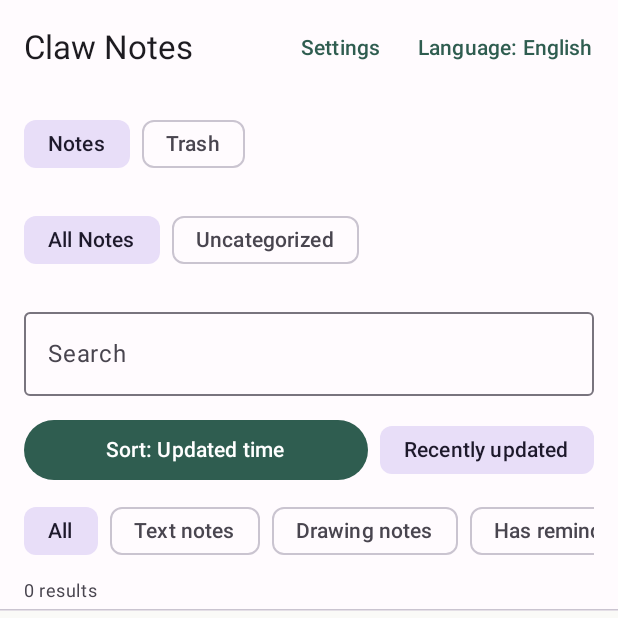
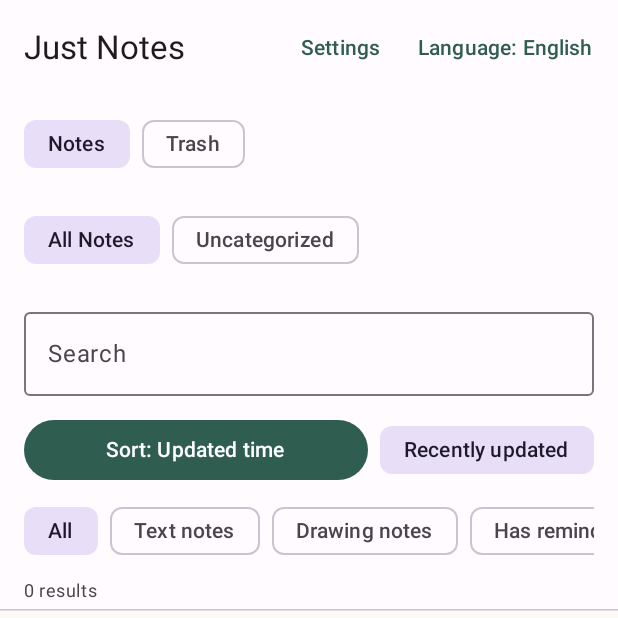
Before and after one commit to BrianYeh/android-notepad-mvp, an Android app built with Jetpack Compose: the screen it shows after launch (MainActivity), on a phone screen of 412 x 824 dp, the top half of it. Run offline under Robolectric (Android 15) with nearby library versions, the phone set to English and light mode, and no system bars; our stand-ins replace Room's generated code; libraries missing offline, so code that uses them is left out: com.google.mlkit.vision, java.util.concurrent.

Commit message:
Rename app to Just Notes

```diff
--- a/app/src/main/java/com/example/notepad/ui/NotepadApp.kt
+++ b/app/src/main/java/com/example/notepad/ui/NotepadApp.kt
@@ -166,7 +166,7 @@ private sealed interface AppScreen {
     data class DrawingEditor(val noteId: Long) : AppScreen
 }
 
-private const val BACKUP_FILE_NAME = "claw-notes-backup.json"
+private const val BACKUP_FILE_NAME = "just-notes-backup.json"
 private const val DEFAULT_DRAWING_EXPORT_WIDTH = 1080
 private const val DEFAULT_DRAWING_EXPORT_HEIGHT = 1440
 private const val MAX_DRAWING_EXPORT_DIMENSION = 4096
--- a/app/src/main/java/com/example/notepad/ui/UiText.kt
+++ b/app/src/main/java/com/example/notepad/ui/UiText.kt
@@ -208,7 +208,7 @@ data class UiText(
 }
 
 val EnglishText = UiText(
-    appName = "Claw Notes",
+    appName = "Just Notes",
     settings = "Settings",
     language = "Language",
     allNotes = "All Notes",
@@ -354,7 +354,7 @@ val EnglishText = UiText(
     untitledDrawing = "Untitled drawing",
     untitledTextNote = "Untitled text note",
     googleDriveBackup = "Online Sync",
-    backupTargetHint = "Choose Google Drive in the Android file picker. Claw Notes saves one sync file there using the Google account already connected to Drive.",
+    backupTargetHint = "Choose Google Drive in the Android file picker. Just Notes saves one sync file there using the Google account already connected to Drive.",
     lastBackup = "Last sync",
     lastRestore = "Last restore",
     backupInProgress = "Syncing...",
@@ -381,7 +381,7 @@ val EnglishText = UiText(
     syncTarget = "Sync target",
     thisDevice = "This device",
     connectedDevices = "Connected devices",
-    googleDriveHandledByFiles = "Google sign-in is handled by the Google Drive file picker. Claw Notes does not store your Google password.",
+    googleDriveHandledByFiles = "Google sign-in is handled by the Google Drive file picker. Just Notes does not store your Google password.",
 )
 
 val TraditionalChineseText = UiText(
@@ -531,7 +531,7 @@ val TraditionalChineseText = UiText(
     untitledDrawing = "未命名繪圖",
     untitledTextNote = "未命名文字記事",
     googleDriveBackup = "線上同步",
-    backupTargetHint = "在 Android 檔案選擇器中選擇 Google Drive。Claw Notes 會把同步檔存到 Drive 已登入的 Google 帳號。",
+    backupTargetHint = "在 Android 檔案選擇器中選擇 Google Drive。Just Notes 會把同步檔存到 Drive 已登入的 Google 帳號。",
     lastBackup = "上次同步",
     lastRestore = "上次還原",
     backupInProgress = "同步中...",
@@ -558,7 +558,7 @@ val TraditionalChineseText = UiText(
     syncTarget = "同步目標",
     thisDevice = "這台裝置",
     connectedDevices = "連結的裝置",
-    googleDriveHandledByFiles = "Google 登入由 Google Drive 檔案選擇器處理。Claw Notes 不會儲存你的 Google 密碼。",
+    googleDriveHandledByFiles = "Google 登入由 Google Drive 檔案選擇器處理。Just Notes 不會儲存你的 Google 密碼。",
 )
 
 fun uiTextFor(language: AppLanguage): UiText {
--- a/app/src/main/res/values/strings.xml
+++ b/app/src/main/res/values/strings.xml
@@ -1,3 +1,3 @@
 <resources>
-    <string name="app_name">Claw Notes</string>
+    <string name="app_name">Just Notes</string>
 </resources>
```
Also changed, not shown: 1 other file.
